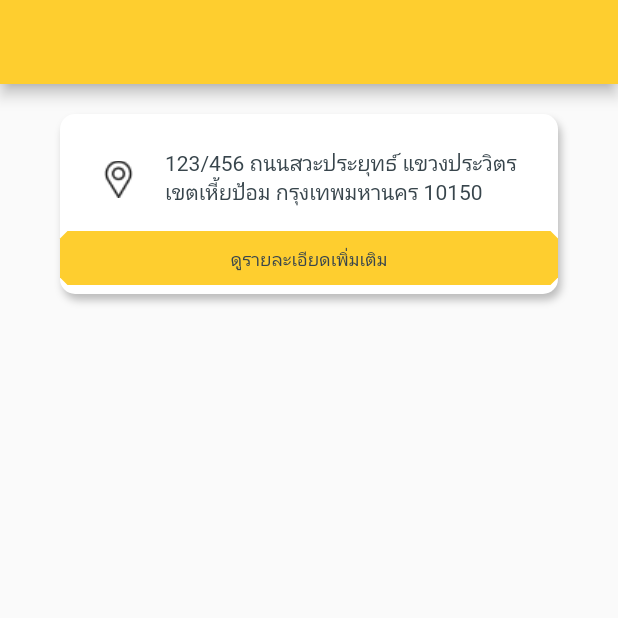
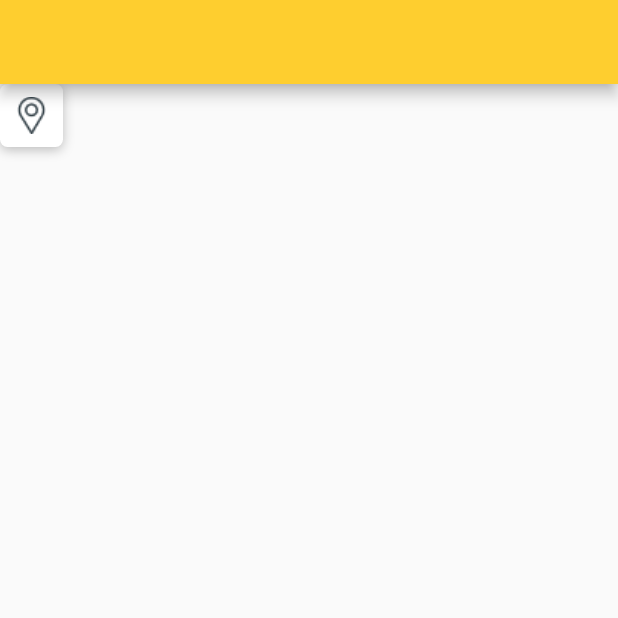
Before and after one commit to jukr3410/RodsiaApp, a Flutter app: the screen it shows after launch, on a phone screen of 412 x 824 dp, the top half of it. Run offline on Flutter 3.47's test engine with Material 2 defaults, Android fonts, the phone set to English and light mode, and no system bars; our stand-ins replace bloc, flutter_bloc, google_fonts.

Commit message:
add currentLoacationIcon and edit moreInfoGarageCard

```diff
--- a/lib/constants.dart
+++ b/lib/constants.dart
@@ -12,6 +12,16 @@ const bgColor = Color(0xF2F4F6);
 const bgCodeColor = '#F2F4F6';
 const primaryCodeColor = '#FECE2F';
 
+// Style
+const boxShadow = BoxShadow(
+  color: Color.fromRGBO(0, 0, 0, 0.25),
+  blurRadius: 6,
+  offset: Offset(0, 2),
+);
+const borderRadiusHight = BorderRadius.all(Radius.circular(25));
+const borderRadiusMedium = BorderRadius.all(Radius.circular(10));
+const borderRadiusLow = BorderRadius.all(Radius.circular(5));
+
 // margin, padding
 const defualtPadding = 20.0;
 
--- /dev/null
+++ b/lib/find_garage_feature/widgets/currentLocation.dart
@@ -0,0 +1,35 @@
+import 'package:flutter/material.dart';
+import 'package:rodsiaapp/constants.dart';
+import 'package:rodsiaapp/global_widgets/hexTocolor.dart';
+
+class CurrentLocation extends StatefulWidget {
+  CurrentLocation({Key? key}) : super(key: key);
+
+  @override
+  _CurrentLocationState createState() => _CurrentLocationState();
+}
+
+class _CurrentLocationState extends State<CurrentLocation> {
+  @override
+  Widget build(BuildContext context) {
+    return Scaffold(
+        appBar: AppBar(),
+        body: Container(
+          height: 42,
+          width: 42,
+          decoration: BoxDecoration(
+            color: Colors.white,
+            borderRadius: borderRadiusLow,
+            boxShadow: [boxShadow],
+          ),
+          child: IconButton(
+            icon: ImageIcon(
+              AssetImage("image/icon-location.png"),
+              size: 28,
+            ),
+            color: hexToColor(codeColorBlack),
+            onPressed: () {},
+          ),
+        ));
+  }
+}
--- a/lib/find_garage_feature/widgets/moreInfoGarageCard.dart
+++ b/lib/find_garage_feature/widgets/moreInfoGarageCard.dart
@@ -16,17 +16,11 @@ class _MoreinfogarageCardState extends State<MoreInfoGarageCard> {
       appBar: AppBar(),
       body: Container(
           margin: EdgeInsets.only(bottom: 0, top: 20, right: 40, left: 40),
-          height: 120,
+          height: 110,
           decoration: BoxDecoration(
               color: Colors.white,
               borderRadius: BorderRadius.circular(10),
-              boxShadow: [
-                BoxShadow(
-                  color: Color.fromRGBO(0, 0, 0, 0.25),
-                  blurRadius: 4,
-                  offset: Offset(2, 4),
-                )
-              ]),
+              boxShadow: [boxShadow]),
           child: Column(
             mainAxisAlignment: MainAxisAlignment.end,
             crossAxisAlignment: CrossAxisAlignment.stretch,
@@ -36,7 +30,7 @@ class _MoreinfogarageCardState extends State<MoreInfoGarageCard> {
                 child: Row(
                   children: [
                     Padding(
-                      padding: const EdgeInsets.only(left: 15, right: 15),
+                      padding: const EdgeInsets.only(left: 10, right: 10),
                       child: ImageIcon(
                         AssetImage('image/icon-location.png'),
                         size: 32,
@@ -44,7 +38,10 @@ class _MoreinfogarageCardState extends State<MoreInfoGarageCard> {
                     ),
                     Flexible(
                         child: Padding(
-                      padding: const EdgeInsets.only(right: 15, bottom: 3,),
+                      padding: const EdgeInsets.only(
+                        right: 15,
+                        bottom: 10,
+                      ),
                       child: Text(
                         "123/456 ถนนสวะประยุทธ์ แขวงประวิตร เขตเหี้ยป้อม กรุงเทพมหานคร 10150",
                         maxLines: 2,
@@ -56,17 +53,23 @@ class _MoreinfogarageCardState extends State<MoreInfoGarageCard> {
                   ],
                 ),
               ),
-              TextButton(
-                onPressed: () {},
-                child: Text(
-                  "ดูรายละเอียดเพิ่มเติม",
-                  style: TextStyle(
-                      fontSize: 12, color: hexToColor(codeColorBlack)),
+              Container(
+                height: 33,
+                child: TextButton(
+                  onPressed: () {},
+                  child: Text(
+                    "ดูรายละเอียดเพิ่มเติม",
+                    style: TextStyle(
+                        fontSize: 12, color: hexToColor(codeColorBlack)),
+                  ),
+                  style: ButtonStyle(
+                      backgroundColor: MaterialStateProperty.all<Color>(
+                          hexToColor(primaryCodeColor)),
+                      shape: MaterialStateProperty.all<RoundedRectangleBorder>(
+                          RoundedRectangleBorder(
+                        borderRadius: BorderRadius.circular(10),
+                      ))),
                 ),
-                style: TextButton.styleFrom(
-                    shape: const BeveledRectangleBorder(
-                        borderRadius: BorderRadius.all(Radius.circular(5))),
-                    backgroundColor: hexToColor(primaryCodeColor)),
               )
             ],
           )),
--- a/lib/main.dart
+++ b/lib/main.dart
@@ -1,4 +1,5 @@
 import 'package:flutter/material.dart';
+import 'package:rodsiaapp/find_garage_feature/widgets/currentLocation.dart';
 import 'package:rodsiaapp/find_garage_feature/widgets/homePage.dart';
 import 'package:rodsiaapp/find_garage_feature/widgets/moreInfoGarageCard.dart';
 import 'package:rodsiaapp/global_widgets/hexTocolor.dart';
@@ -17,7 +18,8 @@ class MyApp extends StatelessWidget {
     return MaterialApp(
       title: 'RodSia',
       theme: ThemeData(primaryColor: hexToColor("#FECE2F")),
-      home: Scaffold(body: MoreInfoGarageCard()),
+      home: Scaffold(body: CurrentLocation()),
+
       // initialRoute: '/',
       // routes: {
       //   BottomNavigrationBar.routeName: (context) => BottomNavigrationBar()
```
Also changed, not shown: lib/find_garage_feature/widgets/viewBars.dart (+2 -10 lines).
